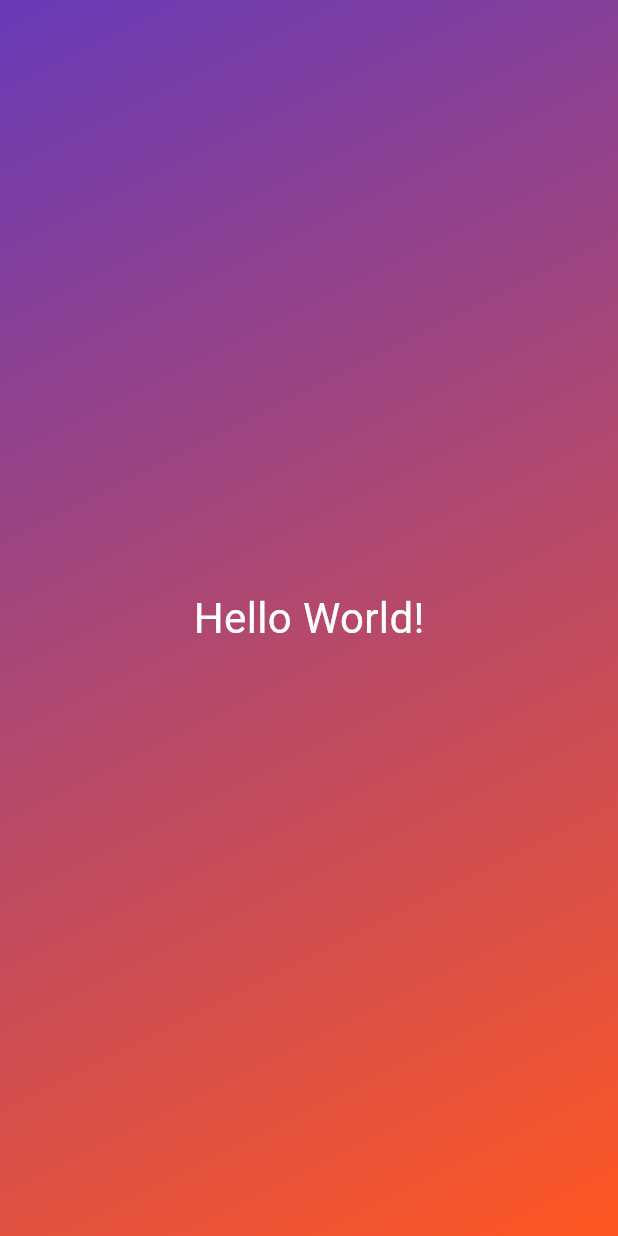
After one commit to shubh-37/my_first_flutter_app, a Flutter app: the screen it shows after launch, on a phone screen of 412 x 824 dp. The commit adds this screen. Run offline on Flutter 3.47's test engine with Material 3 defaults, Android fonts, the phone set to English and light mode, and no system bars.

Commit message:
implemented code splitting using classes

```diff
--- /dev/null
+++ b/lib/gradient_container.dart
@@ -0,0 +1,19 @@
+import "package:first_app/styled_text.dart";
+import "package:flutter/material.dart";
+
+class GradientContainer extends StatelessWidget {
+  const GradientContainer({super.key});
+
+  @override
+  Widget build(BuildContext context) {
+    return Container(
+      decoration: const BoxDecoration(
+        gradient: LinearGradient(
+            colors: [Colors.deepPurple, Colors.deepOrange],
+            begin: Alignment.topLeft,
+            end: Alignment.bottomRight),
+      ),
+      child: const Center(child: StyledText()),
+    );
+  }
+}
--- /dev/null
+++ b/lib/styled_text.dart
@@ -0,0 +1,12 @@
+import "package:flutter/material.dart";
+
+class StyledText extends StatelessWidget {
+  const StyledText({super.key});
+  @override
+  Widget build(context) {
+    return const Text(
+      "Hello World!",
+      style: TextStyle(color: Colors.white, fontSize: 28),
+    );
+  }
+}
```
Also changed, not shown: lib/main.dart (+3 -17 lines).
